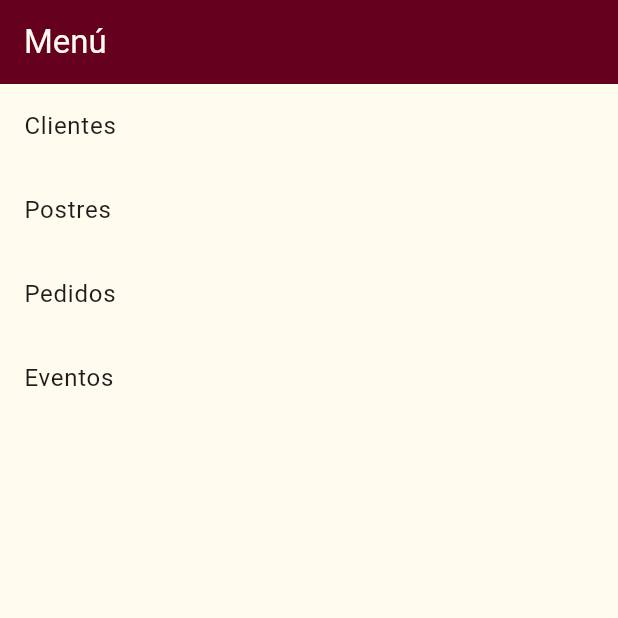
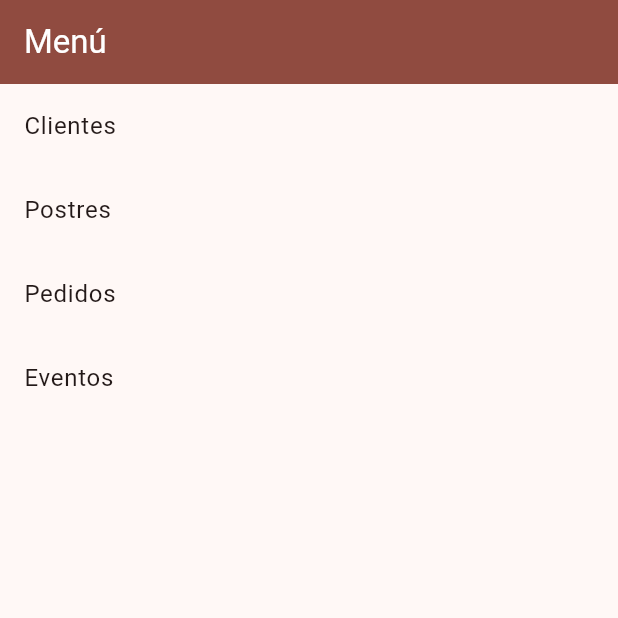
Before and after one commit to AlejandroH7/PittyF, a Flutter app: the screen it shows after launch, after a tap on "Iniciar", on a phone screen of 412 x 824 dp, the top half of it. Run offline on Flutter 3.47's test engine with Material 3 defaults, Android fonts, the phone set to English and light mode, and no system bars; our stand-ins replace dio; network calls fail.

Commit message:
Revert "avance, cambio visual de la app"
This reverts commit c70e05edbe8204a183bb86fe5df454f2f9de9871.

```diff
--- a/lib/main.dart
+++ b/lib/main.dart
@@ -33,27 +33,7 @@
     return MaterialApp(
       title: 'Pitty App',
       theme: ThemeData(
-        colorScheme: ColorScheme.fromSeed(
-          seedColor: const Color(0xFF66001F), // Burgundy
-          primary: const Color(0xFF66001F), // Burgundy
-          secondary: const Color(0xFFFEFCEF), // Cream
-          background: const Color(0xFFFEFCEF), // Cream
-        ),
-        scaffoldBackgroundColor: const Color(0xFFFEFCEF), // Cream
-        appBarTheme: const AppBarTheme(
-          backgroundColor: Color(0xFF66001F), // Burgundy
-          foregroundColor: Color(0xFFFEFCEF), // Cream for text/icons
-        ),
-        textTheme: const TextTheme(
-          bodyLarge: TextStyle(color: Color(0xFF66001F)),
-          bodyMedium: TextStyle(color: Color(0xFF66001F)),
-          displayLarge: TextStyle(color: Color(0xFF66001F)),
-          displayMedium: TextStyle(color: Color(0xFF66001F)),
-          displaySmall: TextStyle(color: Color(0xFF66001F)),
-          headlineMedium: TextStyle(color: Color(0xFF66001F)),
-          headlineSmall: TextStyle(color: Color(0xFF66001F)),
-          titleLarge: TextStyle(color: Color(0xFF66001F)),
-        ),
+        colorScheme: ColorScheme.fromSeed(seedColor: const Color(0xFF8B0000)), // Wine color
         useMaterial3: true,
       ),
       initialRoute: InicioScreen.routeName,
--- a/lib/presentation/screens/clients_list_screen.dart
+++ b/lib/presentation/screens/clients_list_screen.dart
@@ -46,6 +46,8 @@ class _ClientsListScreenState extends State<ClientsListScreen> {
     return Scaffold(
       appBar: AppBar(
         title: const Text('Lista de Clientes'),
+        backgroundColor: Theme.of(context).colorScheme.primary,
+        foregroundColor: Colors.white,
       ),
       body: FutureBuilder<List<ClientModel>>(
         future: _clientsFuture,
--- a/lib/presentation/screens/desserts_list_screen.dart
+++ b/lib/presentation/screens/desserts_list_screen.dart
@@ -45,6 +45,8 @@ class _DessertsListScreenState extends State<DessertsListScreen> {
     return Scaffold(
       appBar: AppBar(
         title: const Text('Lista de Postres'),
+        backgroundColor: Theme.of(context).colorScheme.primary,
+        foregroundColor: Colors.white,
       ),
       body: FutureBuilder<List<DessertModel>>(
         future: _dessertsFuture,
--- a/lib/presentation/screens/event_edit_screen.dart
+++ b/lib/presentation/screens/event_edit_screen.dart
@@ -1,4 +1,5 @@
 import 'package:flutter/material.dart';
+import 'package:flutter/services.dart';
 import 'package:intl/intl.dart';
 import 'package:pittyf/data/models/event_model.dart';
 import 'package:pittyf/data/models/event_update_request_model.dart';
--- a/lib/presentation/screens/events_list_screen.dart
+++ b/lib/presentation/screens/events_list_screen.dart
@@ -57,6 +57,8 @@ class _EventsListScreenState extends State<EventsListScreen> {
     return Scaffold(
       appBar: AppBar(
         title: const Text('Lista de Eventos'),
+        backgroundColor: Theme.of(context).colorScheme.primary,
+        foregroundColor: Colors.white,
       ),
       body: FutureBuilder<List<EventModel>>(
         future: _eventsFuture,
--- a/lib/presentation/screens/inicio_screen.dart
+++ b/lib/presentation/screens/inicio_screen.dart
@@ -18,6 +18,7 @@ class InicioScreen extends StatelessWidget {
                 Text(
                   'Bienvenido a Pitty',
                   style: Theme.of(context).textTheme.headlineMedium?.copyWith(
+                        color: const Color(0xFF8B0000), // Vino color
                         fontWeight: FontWeight.bold,
                       ),
                   textAlign: TextAlign.center,
@@ -36,6 +37,8 @@ class InicioScreen extends StatelessWidget {
                       Navigator.of(context).pushReplacementNamed('/menu');
                     },
                     style: ElevatedButton.styleFrom(
+                      backgroundColor: const Color(0xFF8B0000), // Vino color
+                      foregroundColor: Colors.white,
                       shape: RoundedRectangleBorder(
                         borderRadius: BorderRadius.circular(8.0),
                       ),
@@ -44,7 +47,7 @@ class InicioScreen extends StatelessWidget {
                     child: Text(
                       'Iniciar',
                       style: Theme.of(context).textTheme.titleLarge?.copyWith(
-                            color: Theme.of(context).colorScheme.secondary,
+                            color: Colors.white,
                             fontWeight: FontWeight.bold,
                           ),
                     ),
--- a/lib/presentation/screens/main_menu_screen.dart
+++ b/lib/presentation/screens/main_menu_screen.dart
@@ -10,6 +10,8 @@ class MainMenuScreen extends StatelessWidget {
     return Scaffold(
       appBar: AppBar(
         title: const Text('Menú'),
+        backgroundColor: Theme.of(context).colorScheme.primary,
+        foregroundColor: Colors.white,
       ),
       body: ListView(
         children: <Widget>[
--- a/lib/presentation/screens/pedido_completo_form_screen.dart
+++ b/lib/presentation/screens/pedido_completo_form_screen.dart
@@ -172,7 +172,7 @@ class _PedidoCompletoFormScreenState extends State<PedidoCompletoFormScreen> {
               padding: const EdgeInsets.all(16.0),
               children: [
                 DropdownButtonFormField<int>(
-                  initialValue: _selectedClientId,
+                  value: _selectedClientId,
                   decoration: const InputDecoration(labelText: 'Cliente', border: OutlineInputBorder()),
                   items: formData.clients.map((client) {
                     return DropdownMenuItem<int>(value: client.id, child: Text(client.nombre));
@@ -182,7 +182,7 @@ class _PedidoCompletoFormScreenState extends State<PedidoCompletoFormScreen> {
                 ),
                 const SizedBox(height: 16),
                 DropdownButtonFormField<DessertModel>(
-                  initialValue: _selectedPostre,
+                  value: _selectedPostre,
                   decoration: const InputDecoration(labelText: 'Postre', border: OutlineInputBorder()),
                   items: formData.desserts.map((dessert) {
                     return DropdownMenuItem<DessertModel>(value: dessert, child: Text(dessert.nombre));
--- a/lib/presentation/screens/pedido_completo_list_screen.dart
+++ b/lib/presentation/screens/pedido_completo_list_screen.dart
@@ -127,6 +127,10 @@ class _PedidoCompletoListScreenState extends State<PedidoCompletoListScreen> {
         appBar: AppBar(
 
           title: const Text('Lista de Pedidos'),
+
+          backgroundColor: Theme.of(context).colorScheme.primary,
+
+          foregroundColor: Colors.white,
 
         ),
 
--- a/lib/presentation/screens/pedido_detail_screen.dart
+++ b/lib/presentation/screens/pedido_detail_screen.dart
@@ -172,7 +172,7 @@ class _PedidoDetailScreenState extends State<PedidoDetailScreen> {
                         // TODO: Display personalizaciones if needed
                       ),
                     );
-                  }),
+                  }).toList(),
                 ],
               ),
             ),
--- a/lib/presentation/screens/pedidos_list_screen.dart
+++ b/lib/presentation/screens/pedidos_list_screen.dart
@@ -33,6 +33,8 @@ class _PedidosListScreenState extends State<PedidosListScreen> {
     return Scaffold(
       appBar: AppBar(
         title: const Text('Lista de Pedidos'),
+        backgroundColor: Theme.of(context).colorScheme.primary,
+        foregroundColor: Colors.white,
       ),
       body: FutureBuilder<List<PedidoModel>>(
         future: _pedidosFuture,
```
Also changed, not shown: lib/presentation/screens/client_detail_screen.dart (+10 -0 lines), lib/presentation/screens/pedido_completo_edit_screen.dart (+4 -3 lines), pubspec.lock.
